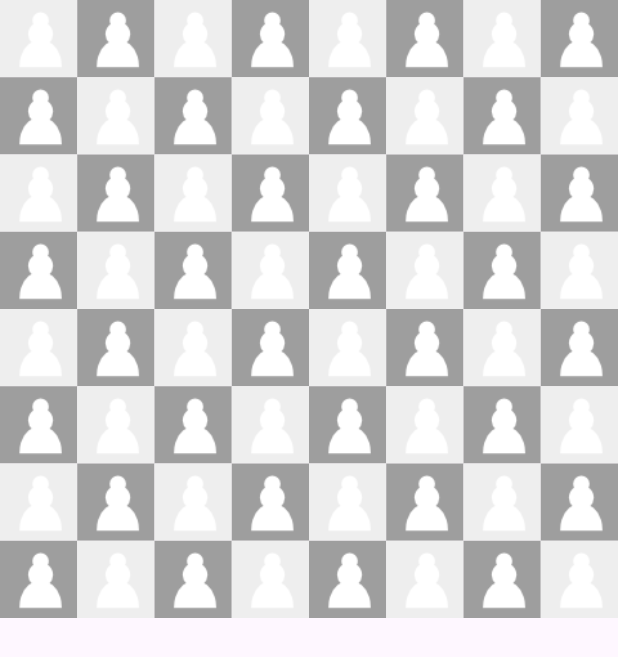
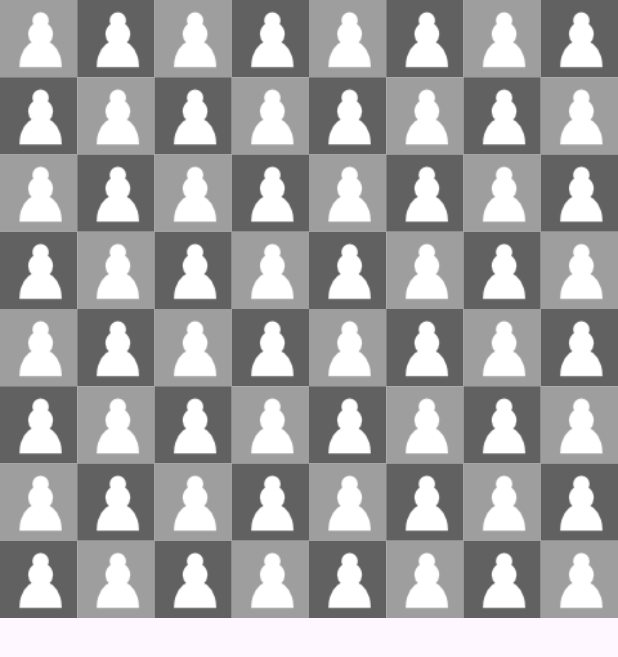
Before and after one commit to bladeheaven54-commits/Mister_White, a Flutter app: the screen it shows after launch, on a phone screen of 412 x 824 dp. Shown: the top 657 px of the screen. Run offline on Flutter 3.47's test engine with Material 3 defaults, Android fonts, the phone set to English and light mode, and no system bars.

Commit message:
pequeños ajustes
unos pequeños ajustes

```diff
--- a/lib/Viuw/cuadrados.dart
+++ b/lib/Viuw/cuadrados.dart
@@ -9,7 +9,7 @@ class Cuadrados extends StatelessWidget {
   @override
   Widget build(BuildContext context) {
     return Container(
-      color: isWhite ? Colors.grey[200] : Colors.grey[500],
+      color: isWhite ? Colors.grey[500] : Colors.grey[700],
       //peon
       child: piece != null
           ? Image.asset(
--- a/lib/game_board.dart
+++ b/lib/game_board.dart
@@ -12,7 +12,8 @@ class GameBoard extends StatefulWidget {
 class _GameBoardstate extends State<GameBoard> {
   ChessPiece myPawn = ChessPiece(
     type: ChessPieceType.pawn,
-    isWhite: true,
+    isWhite:
+        true, //esto define si los peones van a hacer blancos o negros mediante en true o false
     imagePath: 'assets/pieces/w_p.png',
   );
 
```
